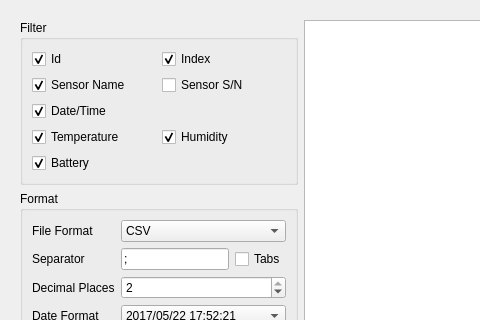
Above: manager/src/ExportDataDialog.ui from porkmarks/sense before the change; both pictures show x 0 to 480 and y 0 to 320 of the 850 by 713 pixel window. Below: the same form after it.
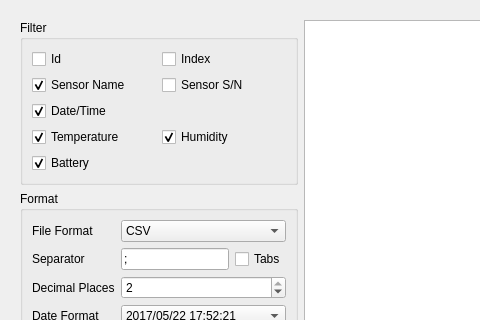
That is the form after the change. Icons and pictures are not drawn.

```diff
--- a/manager/src/ExportDataDialog.ui
+++ b/manager/src/ExportDataDialog.ui
@@ -115,7 +115,7 @@
                   <normaloff>:/icons/ui/arrow-right.png</normaloff>:/icons/ui/arrow-right.png</iconset>
                 </property>
                 <property name="checked">
-                 <bool>true</bool>
+                 <bool>false</bool>
                 </property>
                </widget>
               </item>
@@ -129,7 +129,7 @@
                   <normaloff>:/icons/ui/arrow-right.png</normaloff>:/icons/ui/arrow-right.png</iconset>
                 </property>
                 <property name="checked">
-                 <bool>true</bool>
+                 <bool>false</bool>
                 </property>
                </widget>
               </item>
```
